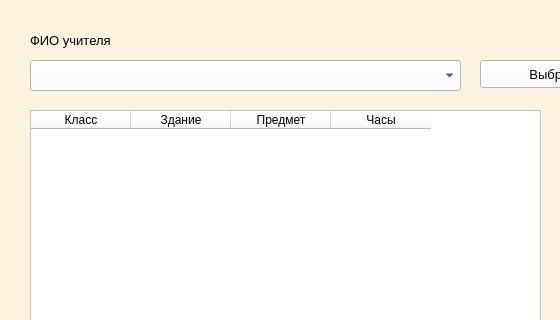
First picture: the form in frontend/definite_teacher.ui, repository saaasssska/helper_by_school, before the edit; both pictures show x 0 to 560 and y 0 to 320 of the 821 by 600 pixel window.
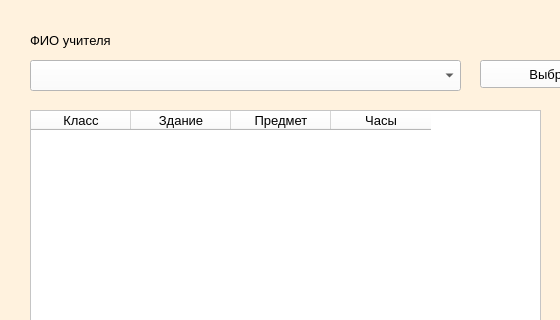
Second picture: the form after the edit. Icons and pictures are not drawn.

What changed in the file:
```diff
--- a/frontend/definite_teacher.ui
+++ b/frontend/definite_teacher.ui
@@ -54,7 +54,7 @@
   </widget>
   <widget class="QTableWidget" name="tableWidget">
    <property name="enabled">
-    <bool>true</bool>
+    <bool>false</bool>
    </property>
    <property name="geometry">
     <rect>
@@ -70,27 +70,48 @@
     </font>
    </property>
    <property name="styleSheet">
-    <string notr="true">background-color: rgb(255, 255, 255);</string>
+    <string notr="true">background-color: rgb(255, 255, 255);
+color: rgb(0, 0, 0);</string>
    </property>
    <column>
     <property name="text">
      <string>Класс</string>
     </property>
+    <property name="font">
+     <font>
+      <pointsize>10</pointsize>
+     </font>
+    </property>
    </column>
    <column>
     <property name="text">
      <string>Здание</string>
     </property>
+    <property name="font">
+     <font>
+      <pointsize>10</pointsize>
+     </font>
+    </property>
    </column>
    <column>
     <property name="text">
      <string>Предмет</string>
     </property>
+    <property name="font">
+     <font>
+      <pointsize>10</pointsize>
+     </font>
+    </property>
    </column>
    <column>
     <property name="text">
      <string>Часы</string>
     </property>
+    <property name="font">
+     <font>
+      <pointsize>10</pointsize>
+     </font>
+    </property>
    </column>
   </widget>
   <widget class="QLabel" name="label_hours">
```
Left out of the diff: 16 changed lines with no effect on the pictures.
